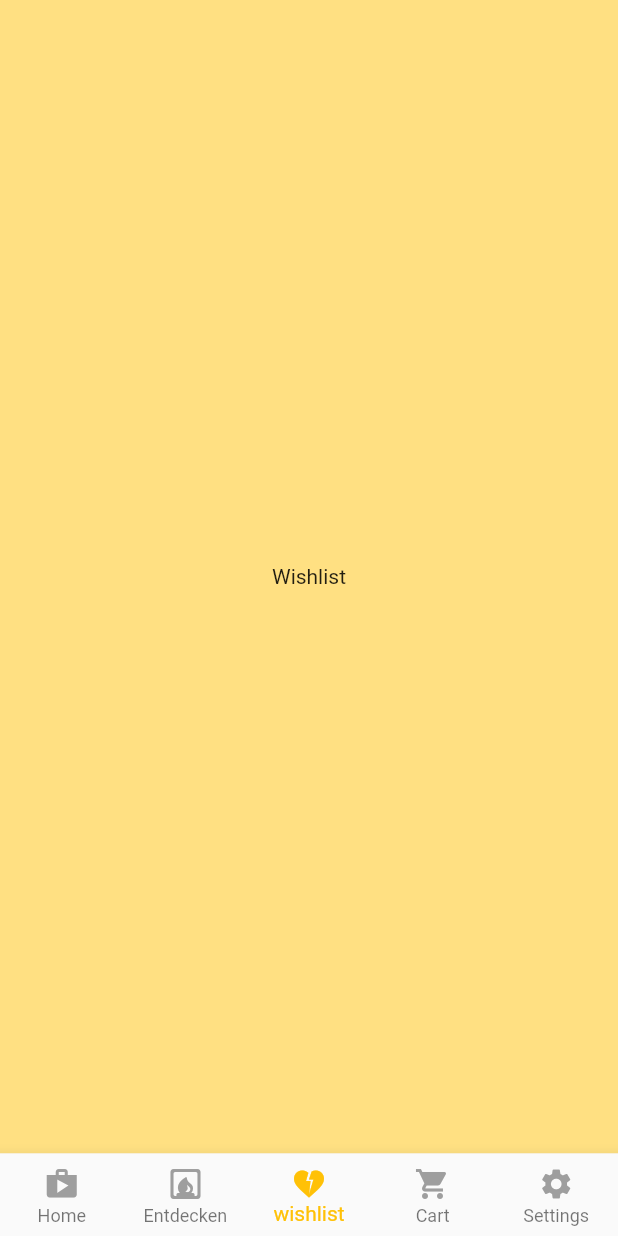
After one commit to manuelJung/flutter-test, a Flutter app: the screen it shows after launch, item 3 of the bottom bar chosen, on a phone screen of 412 x 824 dp. The commit adds this screen. Run offline on Flutter 3.47's test engine with Material 2 defaults, Android fonts, the phone set to English and light mode, and no system bars; our stand-ins replace flutter_mobx, mobx, visibility_detector; missing offline and left inert: algolia; generated files the repository leaves out were written again.

Commit message:
created wishlist route

```diff
--- a/lib/navigation/app.dart
+++ b/lib/navigation/app.dart
@@ -2,13 +2,12 @@ import 'package:flutter/material.dart';
 import 'package:flutter_app/routes/cart/index.dart';
 import 'package:flutter_app/routes/discover/index.dart';
 import 'package:flutter_app/routes/settings/index.dart';
-import 'package:flutter_app/stores/product_list/product_list.dart';
+import 'package:flutter_app/routes/wishlist/index.dart';
 import 'package:flutter_app/stores/ui/ui.dart';
 import 'package:flutter_mobx/flutter_mobx.dart';
 import './bottom_navigation.dart';
 import './tab_item.dart';
 import '../routes/home/index.dart';
-import '../routes/listing/index.dart';
 
 class App extends StatefulWidget {
   const App({super.key});
@@ -22,7 +21,7 @@ class _AppState extends State<App> {
   final _navigatorKeys = {
     TabItem.home: GlobalKey<NavigatorState>(),
     TabItem.discover: GlobalKey<NavigatorState>(),
-    TabItem.listing: GlobalKey<NavigatorState>(),
+    TabItem.wishlist: GlobalKey<NavigatorState>(),
     TabItem.cart: GlobalKey<NavigatorState>(),
     TabItem.settings: GlobalKey<NavigatorState>(),
   };
@@ -57,7 +56,7 @@ class _AppState extends State<App> {
         body: Stack(children: [
           _buildOffstageNavigator(TabItem.home),
           _buildOffstageNavigator(TabItem.discover),
-          _buildOffstageNavigator(TabItem.listing),
+          _buildOffstageNavigator(TabItem.wishlist),
           _buildOffstageNavigator(TabItem.cart),
           _buildOffstageNavigator(TabItem.settings),
         ]),
@@ -83,8 +82,7 @@ class _AppState extends State<App> {
     return {
       routePaths[TabItem.home]!: (context) => const HomeRoute(),
       routePaths[TabItem.discover]!: (context) => const DiscoverRoute(),
-      routePaths[TabItem.listing]!: (context) =>
-          const ListingRoute(initialFilters: InitialFilters()),
+      routePaths[TabItem.wishlist]!: (context) => const WishlistRoute(),
       routePaths[TabItem.cart]!: (context) => const CartRoute(),
       routePaths[TabItem.settings]!: (context) => const SettingsRoute(),
     };
--- a/lib/navigation/bottom_navigation.dart
+++ b/lib/navigation/bottom_navigation.dart
@@ -14,7 +14,7 @@ class BottomNavigation extends StatelessWidget {
       items: [
         _buildItem(context, TabItem.home),
         _buildItem(context, TabItem.discover),
-        _buildItem(context, TabItem.listing),
+        _buildItem(context, TabItem.wishlist),
         _buildItem(context, TabItem.cart),
         _buildItem(context, TabItem.settings),
       ],
--- a/lib/navigation/tab_item.dart
+++ b/lib/navigation/tab_item.dart
@@ -1,11 +1,11 @@
 import 'package:flutter/material.dart';
 
-enum TabItem { home, discover, listing, cart, settings }
+enum TabItem { home, discover, wishlist, cart, settings }
 
 const Map<TabItem, String> tabName = {
   TabItem.home: 'Home',
   TabItem.discover: 'Entdecken',
-  TabItem.listing: 'Listing',
+  TabItem.wishlist: 'wishlist',
   TabItem.cart: 'Cart',
   TabItem.settings: 'Settings',
 };
@@ -13,7 +13,7 @@ const Map<TabItem, String> tabName = {
 const Map<TabItem, String> routePaths = {
   TabItem.home: 'home',
   TabItem.discover: 'discover',
-  TabItem.listing: 'listing',
+  TabItem.wishlist: 'wishlist',
   TabItem.cart: 'cart',
   TabItem.settings: 'settings',
 };
@@ -21,7 +21,7 @@ const Map<TabItem, String> routePaths = {
 const Map<TabItem, IconData> routeIcons = {
   TabItem.home: Icons.shop,
   TabItem.discover: Icons.fireplace_rounded,
-  TabItem.listing: Icons.layers,
+  TabItem.wishlist: Icons.heart_broken,
   TabItem.cart: Icons.shopping_cart,
   TabItem.settings: Icons.settings,
 };
--- /dev/null
+++ b/lib/routes/wishlist/index.dart
@@ -0,0 +1,15 @@
+import 'package:flutter/material.dart';
+
+class WishlistRoute extends StatelessWidget {
+  const WishlistRoute({super.key});
+
+  @override
+  Widget build(BuildContext context) {
+    return Container(
+      color: Colors.amber[200],
+      child: const Center(
+        child: Text('Wishlist'),
+      ),
+    );
+  }
+}
```
